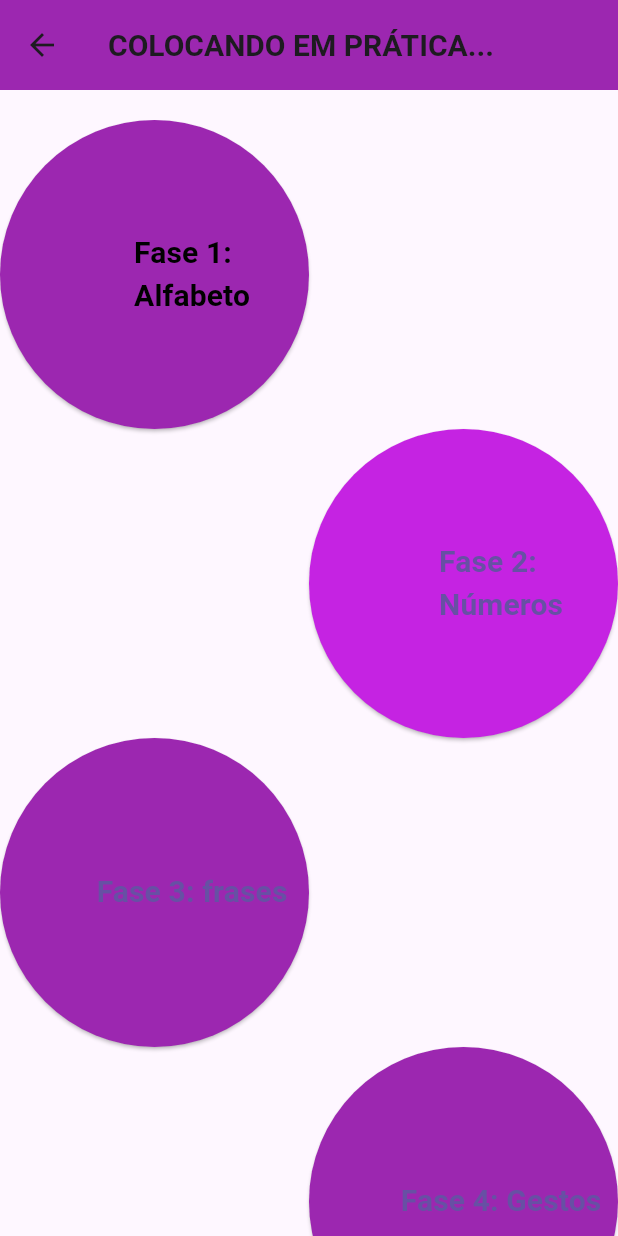
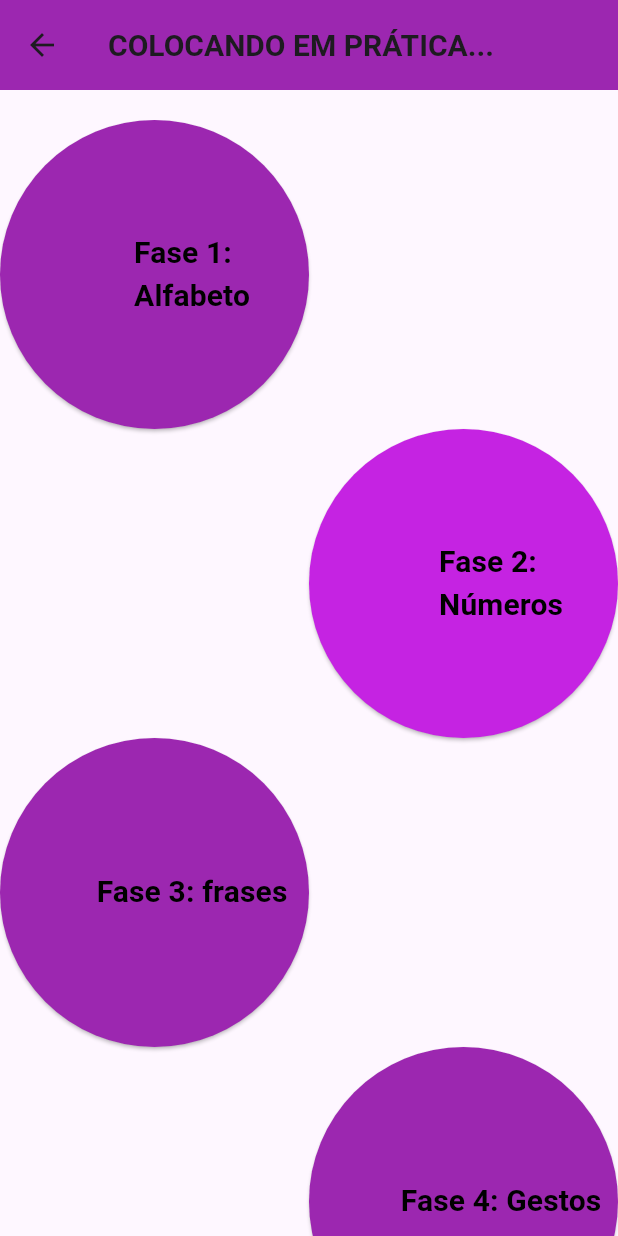
Before and after one commit to kelven1606/projeto_fluuter, a Flutter app: the BuildBodyPrincipal widget shown alone on an empty page, opened directly with sample values from the repository, after a tap on "Praticando", on a phone screen of 412 x 824 dp. Run offline on Flutter 3.47's test engine with Material 3 defaults, Android fonts, the phone set to English and light mode, and no system bars; our stand-ins replace flutter_bloc, shared_preferences, sqflite; accounts and stored records are empty; network calls fail.

Commit message:
alteracoes_12_12

```diff
--- a/lib/Telas/tela_jogo.dart
+++ b/lib/Telas/tela_jogo.dart
@@ -44,7 +44,7 @@ class _TelaJogoState extends State<TelaJogo> {
                   onPressed: () {},
                   child: Text(
                     "Fase 2: \nNúmeros",
-                    style: TextStyle(fontSize: 20, fontWeight: FontWeight.bold),
+                    style: TextStyle(fontSize: 20, fontWeight: FontWeight.bold,color: Colors.black),
                   )),
               ElevatedButton(
                 style: ElevatedButton.styleFrom(
@@ -55,7 +55,7 @@ class _TelaJogoState extends State<TelaJogo> {
                 onPressed: () {},
                 child: Text(
                   'Fase 3: frases',
-                  style: TextStyle(fontSize: 20, fontWeight: FontWeight.bold),
+                  style: TextStyle(fontSize: 20, fontWeight: FontWeight.bold,color:Colors.black),
                 ),
               ),
               Container(),
@@ -69,7 +69,7 @@ class _TelaJogoState extends State<TelaJogo> {
                 onPressed: () {},
                 child: Text(
                   'Fase 4: Gestos',
-                  style: TextStyle(fontSize: 20, fontWeight: FontWeight.bold),
+                  style: TextStyle(fontSize: 20, fontWeight: FontWeight.bold, color:Colors.black),
                 ),
               ),
             ],
--- a/lib/widget/BuildbodyPrincipal.dart
+++ b/lib/widget/BuildbodyPrincipal.dart
@@ -57,7 +57,7 @@ class _BuildBodyPrincipalState extends State<BuildBodyPrincipal> {
               },
               label: Text(
                 p.label1,
-                style: TextStyle(fontSize: 18),
+                style: TextStyle(fontSize: 18,color: Colors.black)
               )),
           SizedBox(
             height: 30,
@@ -71,7 +71,7 @@ class _BuildBodyPrincipalState extends State<BuildBodyPrincipal> {
             onPressed: () {},
             label: Text(
               p.label2,
-              style: TextStyle(fontSize: 18),
+              style: TextStyle(fontSize: 18,color: Colors.black),
             ),
           ),
           SizedBox(
@@ -86,7 +86,7 @@ class _BuildBodyPrincipalState extends State<BuildBodyPrincipal> {
             onPressed: () {},
             label: Text(
               p.label3,
-              style: TextStyle(fontSize: 18),
+              style: TextStyle(fontSize: 18,color: Colors.black),
             ),
           ),
           SizedBox(
@@ -101,7 +101,7 @@ class _BuildBodyPrincipalState extends State<BuildBodyPrincipal> {
             label: Text(
               p.label4,
               style: TextStyle(
-                fontSize: 18,
+                fontSize: 18,color: Colors.black
               ),
             ),
             onPressed: () {
--- a/lib/widget/jogoalfabeto.dart
+++ b/lib/widget/jogoalfabeto.dart
@@ -67,17 +67,17 @@ class _jogoalfabetoState extends State<jogoalfabeto> {
                 children: [
                   Image.asset("assets/image/gostar.png"),
                   BlocBuilder<acertos_cubit, int>(builder: (context, index) {
-                    return Text("Acertos: $index");
+                    return Text(" Acertos: $index");
                   }),
                   SizedBox(width: 10),
                   Image.asset("assets/image/erro.png"),
                   BlocBuilder<erro_cubit, int>(builder: (context, index) {
-                    return Text("erros: $index");
+                    return Text(" erros: $index");
                   }),
                     SizedBox(width: 10),
                   Image.asset("assets/image/usr.png"),
                   BlocBuilder<JogoCubit, int>(builder: (context, index) {
-                    return Text("Total: ${index - 1}");
+                    return Text(" Total: ${index - 1}");
                   }),
                 ],
               )
```
Also changed, not shown: assets/image/erro.png, assets/image/gostar.png, assets/image/usr.png.
